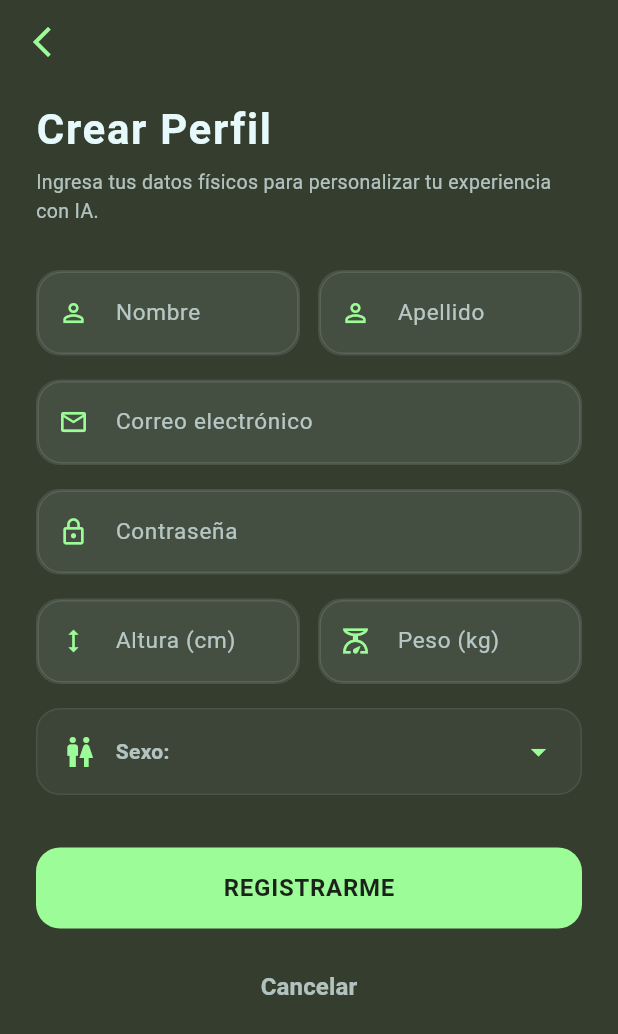
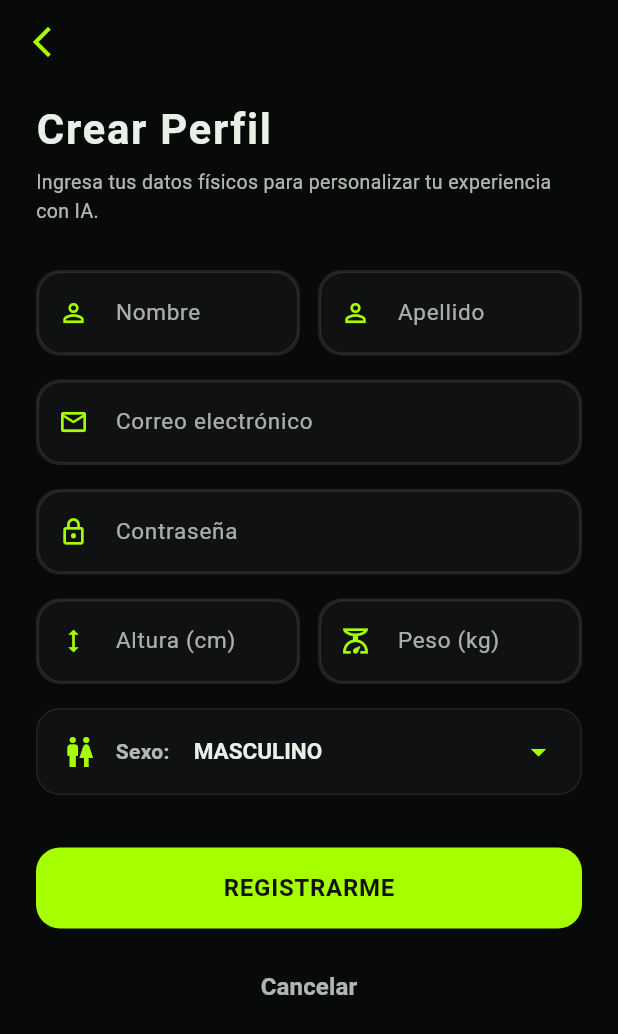
Before and after one commit to T1-ChamitoPro/xef, a Flutter app: the screen it shows after launch, after a tap on "Regístrate", on a phone screen of 412 x 824 dp. Shown: the top 1034 px of the screen. Run offline on Flutter 3.47's test engine with Material 3 defaults, Android fonts, the light colour scheme and no system bars; our stand-ins replace supabase_flutter; accounts and stored records are empty.

Commit message:
por fin se arreglaron los checks, cambio de tema, y ya

```diff
--- a/xef/lib/core/theme/app_theme.dart
+++ b/xef/lib/core/theme/app_theme.dart
@@ -1,106 +1,70 @@
 import 'package:flutter/material.dart';
 import 'package:flutter/services.dart';
 
-/// Paleta de colores oficial mapeada desde la imagen
+/// Paleta oficial de XEF: carbón oscuro y verde lima.
 abstract class AppColors {
-  // Estilo del título del día (cristalino)
-  static TextStyle dayTitleStyle = TextStyle(
+  // Colores base inspirados en el logo y el splash de XEF.
+  static const Color azureMist = Color(0xFFEAF0E8);
+  static const Color lightGreen = Color(0xFFA6FF00);
+  static const Color sageGreen = Color(0xFF78A832);
+  static const Color oliveLeaf = Color(0xFF202522);
+  static const Color charcoalBrown = Color(0xFF080909);
+
+  // Mapeo semántico: se conservan los nombres para evitar romper referencias.
+  static const Color background = charcoalBrown;
+  static const Color surface = Color(0xFF101112);
+  static const Color cardBg = Color(0xFF17191A);
+  static const Color accentGreen = lightGreen;
+
+  // Textos y contraste.
+  static const Color textPrimary = azureMist;
+  static const Color textSecondary = Color(0xBFEAF0E8);
+  static const Color textMuted = Color(0x80EAF0E8);
+  static const Color textDark = Color(0xFF10130A);
+
+  // Estados.
+  static const Color errorRed = Color(0xFFFF6B6B);
+  static const Color successGreen = lightGreen;
+
+  // Se mantiene disponible para widgets que usen AppColors.dayTitleStyle.
+  // Sin glow, para respetar la identidad limpia del splash.
+  static TextStyle dayTitleStyle = const TextStyle(
     fontSize: 46,
     fontWeight: FontWeight.w800,
     height: 0.9,
     letterSpacing: 4,
-    color: lightGreen.withValues(alpha: 0.85), // verde translúcido del tema
-    shadows: [
-      Shadow(
-        color: lightGreen.withValues(alpha: 0.25),
-        blurRadius: 24,
-        offset: const Offset(0, 6),
-      ),
-      Shadow(
-        color: Colors.black.withValues(alpha: 0.2),
-        blurRadius: 10,
-        offset: const Offset(0, 3),
-      ),
-    ],
+    color: lightGreen,
   );
-  // Colores Base de la Paleta
-  static const Color azureMist = Color(
-    0xFFE6FAFC,
-  ); // #E6FAFC - Fondo claro / Textos principales
-  static const Color lightGreen = Color(
-    0xFF9CFC97,
-  ); // #9CFC97 - Acento neón vibrante / Botones primarios
-  static const Color sageGreen = Color(
-    0xFF6BA368,
-  ); // #6BA368 - Verde medio / Bordes y detalles
-  static const Color oliveLeaf = Color(
-    0xFF515B3A,
-  ); // #515B3A - Verde oliva oscuro / Tarjetas elevadas
-  static const Color charcoalBrown = Color(
-    0xFF353D2F,
-  ); // #353D2F - Fondo oscuro principal
-
-  // Mapeo Semántico
-  static const Color background = charcoalBrown;
-  static const Color surface = Color(
-    0xFF2E3529,
-  ); // Superficie ligeramente más oscura para capas
-  static const Color cardBg = oliveLeaf;
-  static const Color accentGreen = lightGreen;
-
-  // Textos y Contraste
-  static const Color textPrimary = azureMist;
-  static const Color textSecondary = Color(0xB3E6FAFC); // Azure Mist al 70%
-  static const Color textMuted = Color(0x80E6FAFC); // Azure Mist al 50%
-  static const Color textDark = Color(
-    0xFF1B2219,
-  ); // Texto oscuro legible dentro de botones de acento
-
-  // Estados
-  static const Color errorRed = Color(0xFFFF6B6B);
-  static const Color successGreen = lightGreen;
 }
 
 class AppTheme {
-  static TextStyle get dayTitleStyle => TextStyle(
+  // Se conserva el getter público para no romper widgets existentes.
+  static TextStyle get dayTitleStyle => const TextStyle(
     fontSize: 46,
     fontWeight: FontWeight.w800,
     height: 0.9,
     letterSpacing: 4,
-    color: AppColors.lightGreen.withValues(alpha: 0.85),
-    shadows: [
-      Shadow(
-        color: AppColors.lightGreen.withValues(alpha: 0.25),
-        blurRadius: 24,
-        offset: const Offset(0, 6),
-      ),
-      Shadow(
-        color: Colors.black.withValues(alpha: 0.2),
-        blurRadius: 10,
-        offset: const Offset(0, 3),
-      ),
-    ],
+    color: AppColors.lightGreen,
   );
+
   static ThemeData get theme {
     return ThemeData(
       useMaterial3: true,
       brightness: Brightness.dark,
       scaffoldBackgroundColor: AppColors.background,
       primaryColor: AppColors.lightGreen,
-
-      // ColorScheme bien estructurado para Flutter 3+
       colorScheme: const ColorScheme.dark(
         primary: AppColors.lightGreen,
         onPrimary: AppColors.textDark,
         secondary: AppColors.sageGreen,
         onSecondary: AppColors.textPrimary,
-        surface: AppColors.cardBg,
+        surface: AppColors.surface,
         onSurface: AppColors.textPrimary,
         error: AppColors.errorRed,
         onError: Colors.white,
       ),
 
-      // Tipografía Unificada
+      // Tipografía global.
       textTheme: const TextTheme(
         displayLarge: TextStyle(
           color: AppColors.textPrimary,
@@ -120,7 +84,8 @@ class AppTheme {
         ),
       ),
 
-      // Estilo global para AppBar con control de System UI
+      iconTheme: const IconThemeData(color: AppColors.textSecondary),
+
       appBarTheme: const AppBarTheme(
         backgroundColor: Colors.transparent,
         elevation: 0,
@@ -133,7 +98,7 @@ class AppTheme {
         ),
       ),
 
-      // Estilo de Tarjetas Modernas (Sutil brillo en bordes)
+      // Tarjetas oscuras con borde discreto, sin efectos luminosos.
       cardTheme: CardThemeData(
         color: AppColors.cardBg,
         elevation: 0,
@@ -141,20 +106,25 @@ class AppTheme {
         shape: RoundedRectangleBorder(
           borderRadius: BorderRadius.circular(20),
           side: BorderSide(
-            color: AppColors.sageGreen.withValues(alpha: 0.3),
+            color: AppColors.sageGreen.withValues(alpha: 0.22),
             width: 1,
           ),
         ),
       ),
 
-      // Estilo de Campos de Texto (Inputs)
+      dividerTheme: DividerThemeData(
+        color: AppColors.textPrimary.withValues(alpha: 0.10),
+        thickness: 1,
+        space: 1,
+      ),
+
       inputDecorationTheme: InputDecorationTheme(
         filled: true,
-        fillColor: AppColors.azureMist.withValues(alpha: 0.05),
+        fillColor: AppColors.surface,
         hintStyle: const TextStyle(color: AppColors.textMuted, fontSize: 14),
         labelStyle: const TextStyle(color: AppColors.textSecondary),
         prefixIconColor: AppColors.lightGreen,
-        suffixIconColor: AppColors.sageGreen,
+        suffixIconColor: AppColors.textSecondary,
         contentPadding: const EdgeInsets.symmetric(
           horizontal: 20,
           vertical: 18,
@@ -162,7 +132,7 @@ class AppTheme {
         enabledBorder: OutlineInputBorder(
           borderRadius: BorderRadius.circular(16),
           borderSide: BorderSide(
-            color: AppColors.azureMist.withValues(alpha: 0.12),
+            color: AppColors.textPrimary.withValues(alpha: 0.12),
             width: 1,
           ),
         ),
@@ -180,11 +150,12 @@ class AppTheme {
         ),
       ),
 
-      // Botón Elevado Principal (Fondo verde neón con texto oscuro contrastado)
       elevatedButtonTheme: ElevatedButtonThemeData(
         style: ElevatedButton.styleFrom(
           backgroundColor: AppColors.lightGreen,
           foregroundColor: AppColors.textDark,
+          disabledBackgroundColor: AppColors.sageGreen,
+          disabledForegroundColor: AppColors.textPrimary,
           elevation: 0,
           padding: const EdgeInsets.symmetric(vertical: 16, horizontal: 24),
           shape: RoundedRectangleBorder(
@@ -198,13 +169,12 @@ class AppTheme {
         ),
       ),
 
-      // Botón Delineado Secundario
       outlinedButtonTheme: OutlinedButtonThemeData(
         style: OutlinedButton.styleFrom(
           foregroundColor: AppColors.textPrimary,
           padding: const EdgeInsets.symmetric(vertical: 16, horizontal: 24),
           side: BorderSide(
-            color: AppColors.sageGreen.withValues(alpha: 0.6),
+            color: AppColors.sageGreen.withValues(alpha: 0.65),
             width: 1.5,
           ),
           shape: RoundedRectangleBorder(
@@ -214,14 +184,13 @@ class AppTheme {
         ),
       ),
 
-      // Notificaciones / SnackBars
       snackBarTheme: SnackBarThemeData(
-        backgroundColor: AppColors.oliveLeaf,
-        contentTextStyle: const TextStyle(color: AppColors.azureMist),
+        backgroundColor: AppColors.cardBg,
+        contentTextStyle: const TextStyle(color: AppColors.textPrimary),
         behavior: SnackBarBehavior.floating,
         shape: RoundedRectangleBorder(
           borderRadius: BorderRadius.circular(14),
-          side: BorderSide(color: AppColors.sageGreen.withValues(alpha: 0.3)),
+          side: BorderSide(color: AppColors.sageGreen.withValues(alpha: 0.25)),
         ),
       ),
     );
--- a/xef/lib/features/auth/register_screen.dart
+++ b/xef/lib/features/auth/register_screen.dart
@@ -1,6 +1,7 @@
 import 'package:flutter/material.dart';
 import 'package:provider/provider.dart';
 
+import '../../core/constants/app_constants.dart';
 import '../../core/theme/app_theme.dart';
 import '../../core/widgets/custom_text_field.dart';
 import '../../providers/auth_provider.dart';
@@ -21,7 +22,9 @@ class _RegisterScreenState extends State<RegisterScreen> {
   final _alturaController = TextEditingController();
   final _pesoController = TextEditingController();
 
-  String _sexoSeleccionado = 'Masculino';
+  String _sexoSeleccionado = AppConstants.opcionesSexo.isNotEmpty
+      ? AppConstants.opcionesSexo.first
+      : 'Masculino';
 
   @override
   void dispose() {
@@ -79,9 +82,7 @@ class _RegisterScreenState extends State<RegisterScreen> {
 
     if (success && mounted) {
       ScaffoldMessenger.of(context).showSnackBar(
-        const SnackBar(
-          content: Text('¡Registro exitoso! Iniciando sesión...'),
-        ),
+        const SnackBar(content: Text('¡Registro exitoso! Iniciando sesión...')),
       );
       Navigator.of(context).pop();
     } else if (!success && mounted && authProvider.errorMessage != null) {
--- a/xef/lib/features/auth/widgets/gender_selector.dart
+++ b/xef/lib/features/auth/widgets/gender_selector.dart
@@ -1,8 +1,9 @@
 import 'package:flutter/material.dart';
+
 import '../../../core/constants/app_constants.dart';
 import '../../../core/theme/app_theme.dart';
 
-/// Selector desplegable para el sexo biológico con estilo personalizado
+/// Selector desplegable para el sexo biológico.
 class GenderSelector extends StatelessWidget {
   final String selectedValue;
   final ValueChanged<String> onChanged;
@@ -15,13 +16,26 @@ class GenderSelector extends StatelessWidget {
 
   @override
   Widget build(BuildContext context) {
+    // Elimina opciones duplicadas para evitar errores de Flutter.
+    final opciones = AppConstants.opcionesSexo.toSet().toList();
+
+    // Busca el valor real de la lista sin distinguir mayúsculas.
+    String? valorSeleccionado;
+
+    for (final opcion in opciones) {
+      if (opcion.trim().toLowerCase() == selectedValue.trim().toLowerCase()) {
+        valorSeleccionado = opcion;
+        break;
+      }
+    }
+
     return Container(
       padding: const EdgeInsets.symmetric(horizontal: 16, vertical: 4),
       decoration: BoxDecoration(
-        color: AppColors.azureMist.withValues(alpha: 0.04),
+        color: AppColors.surface,
         borderRadius: BorderRadius.circular(16),
         border: Border.all(
-          color: AppColors.azureMist.withValues(alpha: 0.08),
+          color: AppColors.textPrimary.withValues(alpha: 0.08),
         ),
       ),
       child: Row(
@@ -39,7 +53,9 @@ class GenderSelector extends StatelessWidget {
           Expanded(
             child: DropdownButtonHideUnderline(
               child: DropdownButton<String>(
-                value: selectedValue,
+                value: valorSeleccionado,
+                isExpanded: true,
+                hint: const Text('Seleccionar'),
                 dropdownColor: AppColors.cardBg,
                 icon: const Icon(
                   Icons.arrow_drop_down,
@@ -55,9 +71,7 @@ class GenderSelector extends StatelessWidget {
                     onChanged(newValue);
                   }
                 },
-                items: AppConstants.opcionesSexo.map<DropdownMenuItem<String>>((
-                  String value,
-                ) {
+                items: opciones.map((String value) {
                   return DropdownMenuItem<String>(
                     value: value,
                     child: Text(value),
--- a/xef/lib/features/home/dashboard_screen.dart
+++ b/xef/lib/features/home/dashboard_screen.dart
@@ -175,7 +175,14 @@ class DashboardScreen extends StatelessWidget {
                       child: Text(
                         diaSemana,
                         textAlign: TextAlign.center,
-                        style: AppColors.dayTitleStyle,
+                        style: const TextStyle(
+                          fontSize: 46,
+                          fontWeight: FontWeight.w800,
+                          height: 0.9,
+                          letterSpacing: 4,
+                          color: AppColors.lightGreen,
+                          shadows: [],
+                        ),
                       ),
                     ),
                     const SizedBox(height: 20),
--- a/xef/lib/features/home/widgets/dashboard_header.dart
+++ b/xef/lib/features/home/widgets/dashboard_header.dart
@@ -22,7 +22,7 @@ class DashboardHeader extends StatelessWidget {
           crossAxisAlignment: CrossAxisAlignment.start,
           children: [
             Text(
-              'Hola, $primerNombre 👋',
+              'Hola, $primerNombre',
               style: const TextStyle(
                 fontSize: 24,
                 fontWeight: FontWeight.w800,
--- a/xef/lib/providers/auth_provider.dart
+++ b/xef/lib/providers/auth_provider.dart
@@ -110,7 +110,6 @@ class AuthProvider extends ChangeNotifier {
   }
 
   /// Actualiza los datos del usuario en la tabla 'usuario' de Supabase
-  /// Actualiza los datos del usuario en la tabla 'usuario' de Supabase
   Future<bool> actualizarPerfil({
     required String nombre,
     required String apellido,
```
Also changed, not shown: xef/pubspec.yaml (+26 -0 lines), xef/lib/assets/xef-logo.png (added), xef/lib/assets/xef-splash.png (added), xef/pubspec.lock, 60 other files.
